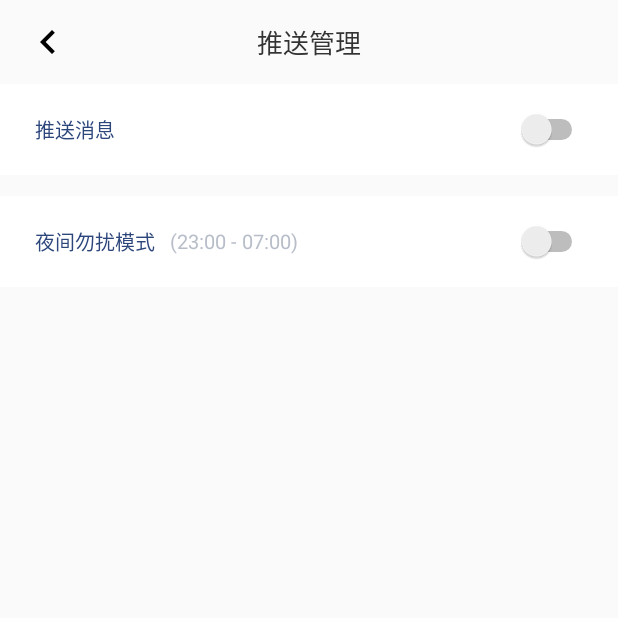
After one commit to LaplaceNetwork/Android, an Android app: the PushSettingActivity screen opened directly, with no data from a screen before it, on a phone screen of 412 x 824 dp, the top half of it. The commit adds this screen. Run offline under Robolectric (Android 15) with nearby library versions, the phone set to English and light mode, and no system bars.

Commit message:
Complete the layout of the setup

```diff
--- a/app/src/main/AndroidManifest.xml
+++ b/app/src/main/AndroidManifest.xml
@@ -32,7 +32,8 @@
         <activity android:name=".activity.guideregistration.BackupsQRCodeActivity" />
         <activity android:name=".base.BaseBottomNavigationActivity" />
         <activity android:name=".activity.identity.setting.SystemSettingActivity" />
-        <activity android:name=".activity.identity.setting.LanguageSettingActivity"></activity>
+        <activity android:name=".activity.identity.setting.LanguageSettingActivity" />
+        <activity android:name=".activity.identity.setting.PushSettingActivity"></activity>
     </application>
 
 </manifest>
--- a/app/src/main/java/com/orangechain/laplace/activity/googleverify/GoogleVerityFragment.java
+++ b/app/src/main/java/com/orangechain/laplace/activity/googleverify/GoogleVerityFragment.java
@@ -32,7 +32,7 @@ public class GoogleVerityFragment extends BaseFragment {
         list.add(bean0);
         list.add(bean1);
 
-        GoogleVerityFragmentAdapter adapter = new GoogleVerityFragmentAdapter(getActivity(),R.layout.google_verification_fragment_item,list);
+        GoogleVerityFragmentAdapter adapter = new GoogleVerityFragmentAdapter(getActivity(),R.layout.item_google_verification_fragment,list);
         ListView listView = view.findViewById(R.id.Google_verification_listview);
         listView.setAdapter(adapter);
 
--- a/app/src/main/java/com/orangechain/laplace/activity/identity/setting/LanguageSettingActivity.java
+++ b/app/src/main/java/com/orangechain/laplace/activity/identity/setting/LanguageSettingActivity.java
@@ -2,11 +2,8 @@ package com.orangechain.laplace.activity.identity.setting;
 
 import android.content.Context;
 import android.content.Intent;
-import android.support.v7.app.AppCompatActivity;
-import android.os.Bundle;
 import android.widget.ListView;
 
-import com.bumptech.glide.load.resource.bitmap.BitmapEncoder;
 import com.orangechain.laplace.R;
 import com.orangechain.laplace.activity.identity.setting.adapter.LanguageSettingAdapter;
 import com.orangechain.laplace.activity.identity.setting.bean.LanguageSettingBean;
@@ -35,7 +32,7 @@ public class LanguageSettingActivity extends BaseActivity {
         listArr.add(bean2);
 
 
-        LanguageSettingAdapter adapter = new LanguageSettingAdapter(this,R.layout.language_setting_item,listArr);
+        LanguageSettingAdapter adapter = new LanguageSettingAdapter(this,R.layout.item_language_setting,listArr);
         ListView listView = findViewById(R.id.language_setting_listview);
         listView.setAdapter(adapter);
 
--- /dev/null
+++ b/app/src/main/java/com/orangechain/laplace/activity/identity/setting/PushSettingActivity.java
@@ -0,0 +1,44 @@
+package com.orangechain.laplace.activity.identity.setting;
+
+import android.content.Context;
+import android.content.Intent;
+import android.support.v7.app.AppCompatActivity;
+import android.os.Bundle;
+import android.view.View;
+import android.widget.TextView;
+
+import com.orangechain.laplace.R;
+import com.orangechain.laplace.base.BaseActivity;
+
+public class PushSettingActivity extends BaseActivity {
+
+    @Override
+    public void initWithView() {
+        setToolBarText("推送管理");
+
+        //修改第一组
+        View viewGroup1 = findViewById(R.id.push_setting_message_include);
+        TextView name1 = viewGroup1.findViewById(R.id.push_name);
+        name1.setText("推送消息");
+
+        //修改第二组
+        View viewGroup2 = findViewById(R.id.push_setting_night_quietness_include);
+        TextView name2 = viewGroup2.findViewById(R.id.push_name);
+        TextView des = viewGroup2.findViewById(R.id.push_des);
+        name2.setText("夜间勿扰模式");
+        des.setVisibility(View.VISIBLE);
+        des.setText("(23:00 - 07:00)");
+
+    }
+
+    @Override
+    public int getLayoutId() {
+        return R.layout.activity_push_setting;
+    }
+
+    @Override
+    public void pushActivity(Context context) {
+        Intent intent = getLaunchIntent(context,PushSettingActivity.class);
+        startWithNewAnimation(context,intent);
+    }
+}
--- a/app/src/main/java/com/orangechain/laplace/activity/identity/setting/SystemSettingActivity.java
+++ b/app/src/main/java/com/orangechain/laplace/activity/identity/setting/SystemSettingActivity.java
@@ -2,19 +2,10 @@ package com.orangechain.laplace.activity.identity.setting;
 
 import android.content.Context;
 import android.content.Intent;
-import android.support.v7.app.AppCompatActivity;
-import android.os.Bundle;
-import android.view.LayoutInflater;
-import android.view.View;
-import android.widget.AdapterView;
-import android.widget.Button;
 import android.widget.ListView;
-import android.widget.Toast;
 
 import com.orangechain.laplace.R;
 import com.orangechain.laplace.ToolUtil.ToolHelper;
-import com.orangechain.laplace.activity.IndexActivity;
-import com.orangechain.laplace.activity.identity.bean.IdentityFragmentBean;
 import com.orangechain.laplace.activity.identity.setting.adapter.SystemSettingAdapter;
 import com.orangechain.laplace.activity.identity.setting.bean.SystemSettingBean;
 import com.orangechain.laplace.base.BaseActivity;
@@ -45,7 +36,7 @@ public class SystemSettingActivity extends BaseActivity implements SystemSetting
         listArr.add(bean1);
         listArr.add(bean2);
 
-        SystemSettingAdapter adapter = new SystemSettingAdapter(this, R.layout.system_setting_item, listArr);
+        SystemSettingAdapter adapter = new SystemSettingAdapter(this, R.layout.item_system_setting, listArr);
         ListView listView = findViewById(R.id.system_setting_listview);
         listView.setAdapter(adapter);
 
@@ -71,6 +62,9 @@ public class SystemSettingActivity extends BaseActivity implements SystemSetting
         if (buttonMark == "language") {
             LanguageSettingActivity languageSettingActivity = new LanguageSettingActivity();
             languageSettingActivity.pushActivity(SystemSettingActivity.this);
+        } else if (buttonMark == "push") {
+            PushSettingActivity pushSettingActivity = new PushSettingActivity();
+            pushSettingActivity.pushActivity(SystemSettingActivity.this);
         }
 
     }
--- a/app/src/main/java/com/orangechain/laplace/activity/identity/setting/adapter/LanguageSettingAdapter.java
+++ b/app/src/main/java/com/orangechain/laplace/activity/identity/setting/adapter/LanguageSettingAdapter.java
@@ -6,7 +6,6 @@ import android.view.View;
 import android.view.ViewGroup;
 import android.widget.ArrayAdapter;
 import android.widget.CheckBox;
-import android.widget.RadioButton;
 import android.widget.TextView;
 
 import com.orangechain.laplace.R;
@@ -35,7 +34,7 @@ public class LanguageSettingAdapter extends ArrayAdapter {
 
         if (convertView == null) {
 
-            view = LayoutInflater.from(getContext()).inflate(R.layout.language_setting_item,parent,false);
+            view = LayoutInflater.from(getContext()).inflate(R.layout.item_language_setting,parent,false);
             viewHolder = new ViewHolder();
 
             viewHolder.nameTextView = view.findViewById(R.id.language_setting_item_name);
--- a/app/src/main/java/com/orangechain/laplace/activity/identity/setting/adapter/SystemSettingAdapter.java
+++ b/app/src/main/java/com/orangechain/laplace/activity/identity/setting/adapter/SystemSettingAdapter.java
@@ -12,7 +12,6 @@ import android.widget.TextView;
 import com.orangechain.laplace.R;
 import com.orangechain.laplace.activity.identity.setting.SystemSettingActivity;
 import com.orangechain.laplace.activity.identity.setting.bean.SystemSettingBean;
-import com.orangechain.laplace.interfac.SystemSettingInterface;
 
 import java.util.List;
 
@@ -41,7 +40,7 @@ public class SystemSettingAdapter extends ArrayAdapter {
 
         if (convertView == null) {
 
-            view = LayoutInflater.from(getContext()).inflate(R.layout.system_setting_item,parent,false);
+            view = LayoutInflater.from(getContext()).inflate(R.layout.item_system_setting,parent,false);
 
             viewHolder = new viewHolder();
 
--- a/app/src/main/res/layout/activity_language_setting.xml
+++ b/app/src/main/res/layout/activity_language_setting.xml
@@ -4,6 +4,7 @@
     xmlns:tools="http://schemas.android.com/tools"
     android:layout_width="match_parent"
     android:layout_height="match_parent"
+    android:background="@color/colorWhite"
     tools:context=".activity.identity.setting.LanguageSettingActivity">
 
 
@@ -15,6 +16,7 @@
         android:layout_centerHorizontal="true"
         android:text="确定"
         android:textColor="@color/colorWhite"
+        android:stateListAnimator="@null"
         android:background="@drawable/btn_selector_fingerprint"
         />
 
--- /dev/null
+++ b/app/src/main/res/layout/activity_push_setting.xml
@@ -0,0 +1,27 @@
+<?xml version="1.0" encoding="utf-8"?>
+<RelativeLayout xmlns:android="http://schemas.android.com/apk/res/android"
+    xmlns:app="http://schemas.android.com/apk/res-auto"
+    xmlns:tools="http://schemas.android.com/tools"
+    android:layout_width="match_parent"
+    android:layout_height="match_parent"
+    tools:context=".activity.identity.setting.PushSettingActivity">
+
+    <include android:id="@+id/push_setting_message_include"
+        layout="@layout/include_push_setting"/>
+
+    <TextView android:id="@+id/push_setting_space"
+        android:layout_width="match_parent"
+        android:layout_height="14dp"
+        android:layout_below="@id/push_setting_message_include"/>
+
+    <include android:id="@+id/push_setting_night_quietness_include"
+        layout="@layout/include_push_setting"
+        android:layout_height="wrap_content"
+        android:layout_width="wrap_content"
+        android:layout_below="@id/push_setting_space"/>
+
+
+
+
+
+</RelativeLayout>
--- /dev/null
+++ b/app/src/main/res/layout/include_push_setting.xml
@@ -0,0 +1,38 @@
+<?xml version="1.0" encoding="utf-8"?>
+<RelativeLayout xmlns:android="http://schemas.android.com/apk/res/android"
+    android:layout_width="wrap_content"
+    android:layout_height="wrap_content"
+    android:background="@color/colorWhite">
+
+    <TextView android:id="@+id/push_name"
+        android:layout_height="wrap_content"
+        android:layout_width="wrap_content"
+        android:text="测试"
+        android:textColor="@color/color2C467B"
+        android:textSize="@dimen/text_size_13"
+        android:layout_marginTop="20dp"
+        android:layout_marginBottom="20dp"
+        android:layout_centerVertical="true"
+        android:layout_marginLeft="23dp"/>
+
+
+    <TextView android:id="@+id/push_des"
+        android:layout_height="wrap_content"
+        android:layout_width="wrap_content"
+        android:text="详细"
+        android:textColor="@color/colorGray"
+        android:textSize="@dimen/text_size_13"
+        android:layout_centerVertical="true"
+        android:layout_toRightOf="@id/push_name"
+        android:layout_marginLeft="10dp"
+        android:visibility="gone"/>
+
+    <Switch android:id="@+id/push_setting_switch"
+        android:layout_width="wrap_content"
+        android:layout_height="wrap_content"
+        android:layout_centerVertical="true"
+        android:layout_alignParentRight="true"
+        android:layout_marginRight="20dp"/>
+
+
+</RelativeLayout>
```
Also changed, not shown: app/src/main/res/layout/item_google_verification_fragment.xml (renamed from app/src/main/res/layout/google_verification_fragment_item.xml), app/src/main/res/layout/item_language_setting.xml (renamed from app/src/main/res/layout/language_setting_item.xml), app/src/main/res/layout/item_system_setting.xml (renamed from app/src/main/res/layout/system_setting_item.xml).
